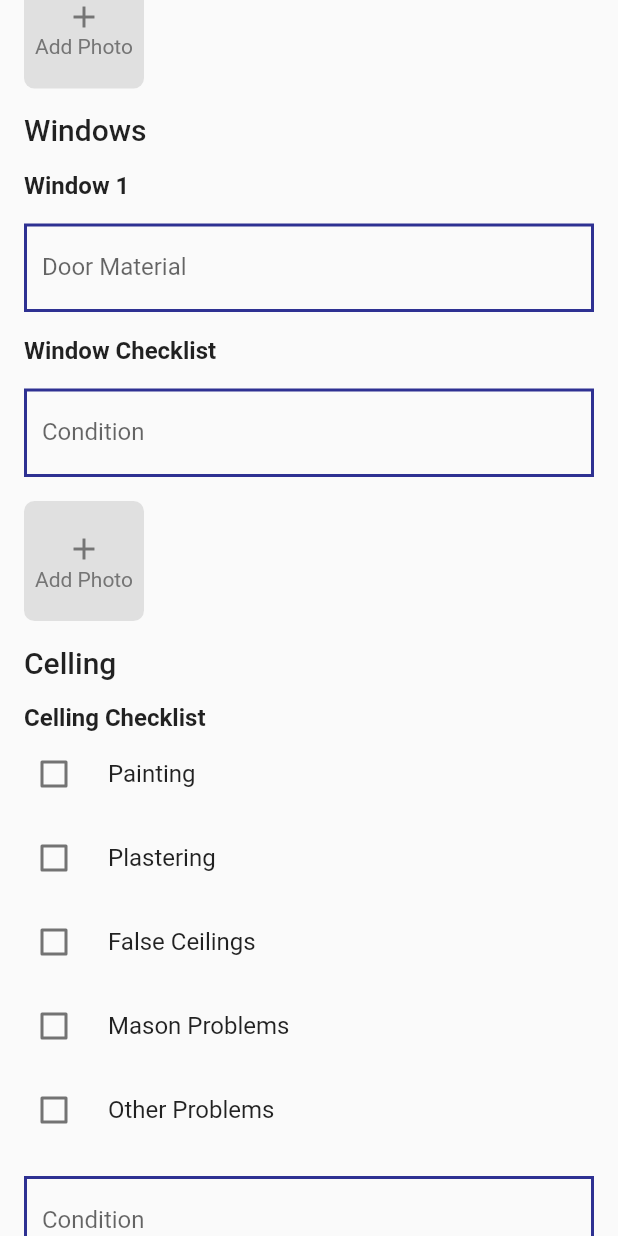
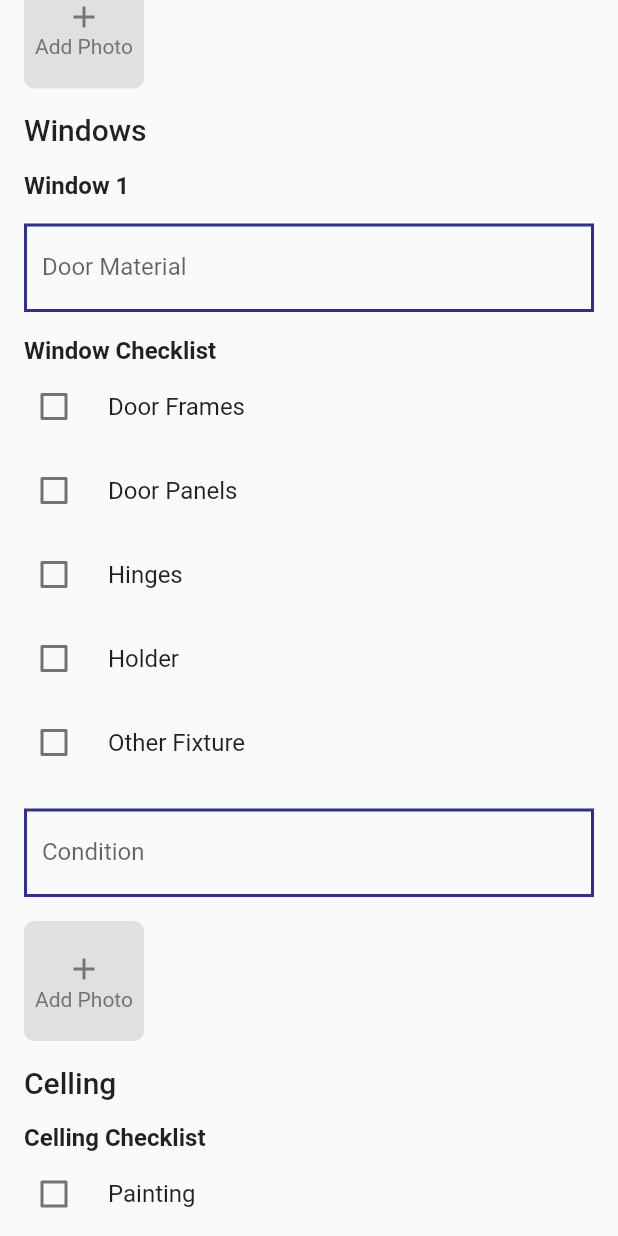
Before and after one commit to Nakarmi23/Home-Inspection, a Flutter app: the MinorChecksForm widget shown alone on an empty page, opened directly, scrolled down 576 dp, on a phone screen of 412 x 824 dp. Run offline on Flutter 3.47's test engine with Material 2 defaults, Android fonts, the phone set to English and light mode, and no system bars; our stand-ins replace image_picker, rxdart, sqflite; accounts and stored records are empty.

Commit message:
added checklist to windows

```diff
--- a/lib/screens/room_inspection/forms/minor_checks_form.dart
+++ b/lib/screens/room_inspection/forms/minor_checks_form.dart
@@ -120,6 +120,46 @@ class MinorChecksForm extends StatelessWidget {
           Padding(
             padding: EdgeInsets.only(top: 16.0, left: 16.0, right: 16.0),
             child: SubHeadingText('Window Checklist'),
+          ),
+          CheckboxListTile(
+            value: false,
+            onChanged: (value) {},
+            title: Text(
+              'Door Frames',
+            ),
+            controlAffinity: ListTileControlAffinity.leading,
+          ),
+          CheckboxListTile(
+            value: false,
+            onChanged: (value) {},
+            title: Text(
+              'Door Panels',
+            ),
+            controlAffinity: ListTileControlAffinity.leading,
+          ),
+          CheckboxListTile(
+            value: false,
+            onChanged: (value) {},
+            title: Text(
+              'Hinges',
+            ),
+            controlAffinity: ListTileControlAffinity.leading,
+          ),
+          CheckboxListTile(
+            value: false,
+            onChanged: (value) {},
+            title: Text(
+              'Holder',
+            ),
+            controlAffinity: ListTileControlAffinity.leading,
+          ),
+          CheckboxListTile(
+            value: false,
+            onChanged: (value) {},
+            title: Text(
+              'Other Fixture',
+            ),
+            controlAffinity: ListTileControlAffinity.leading,
           ),
           AppInputTextField(
             labelText: 'Condition',
```
